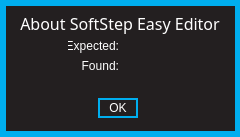
This is standalone/ezpz/forms/aboutformWin.ui in Muse-Kinetics/softstep_editor as Qt 5 draws it before an edit. The edited form follows.
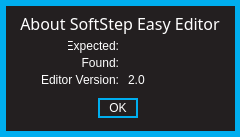
This is the edited form.

Commit message: Added: Warning text to the firmware out of date forms for the dumb-dumbs. Changed: Reworded the firmware update form text. Changed: Added editor version number to the aboutformWin.ui

Diff of the .ui file:
```diff
--- a/standalone/ezpz/forms/aboutformWin.ui
+++ b/standalone/ezpz/forms/aboutformWin.ui
@@ -179,7 +179,7 @@
      <property name="geometry">
       <rect>
        <x>60</x>
-       <y>50</y>
+       <y>47</y>
        <width>51</width>
        <height>16</height>
       </rect>
@@ -255,7 +255,7 @@
      <property name="geometry">
       <rect>
        <x>120</x>
-       <y>50</y>
+       <y>47</y>
        <width>111</width>
        <height>16</height>
       </rect>
@@ -273,6 +273,50 @@
       <set>Qt::AlignLeading|Qt::AlignLeft|Qt::AlignVCenter</set>
      </property>
     </widget>
+    <widget class="QLabel" name="label_4">
+     <property name="geometry">
+      <rect>
+       <x>30</x>
+       <y>62</y>
+       <width>81</width>
+       <height>20</height>
+      </rect>
+     </property>
+     <property name="focusPolicy">
+      <enum>Qt::NoFocus</enum>
+     </property>
+     <property name="styleSheet">
+      <string notr="true"/>
+     </property>
+     <property name="text">
+      <string>Editor Version:</string>
+     </property>
+     <property name="alignment">
+      <set>Qt::AlignRight|Qt::AlignTrailing|Qt::AlignVCenter</set>
+     </property>
+    </widget>
+    <widget class="QLabel" name="label_5">
+     <property name="geometry">
+      <rect>
+       <x>120</x>
+       <y>62</y>
+       <width>81</width>
+       <height>20</height>
+      </rect>
+     </property>
+     <property name="focusPolicy">
+      <enum>Qt::NoFocus</enum>
+     </property>
+     <property name="styleSheet">
+      <string notr="true"/>
+     </property>
+     <property name="text">
+      <string>2.0</string>
+     </property>
+     <property name="alignment">
+      <set>Qt::AlignLeading|Qt::AlignLeft|Qt::AlignVCenter</set>
+     </property>
+    </widget>
    </widget>
   </widget>
  </widget>
```
The commit also changes 5 other files.
